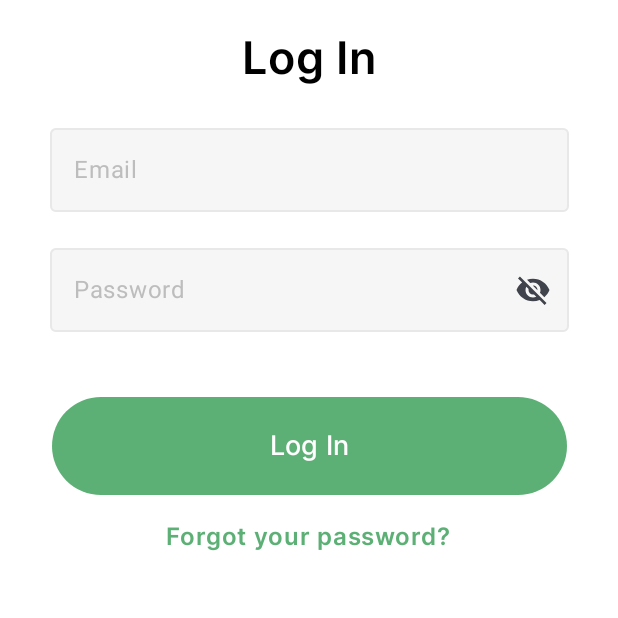
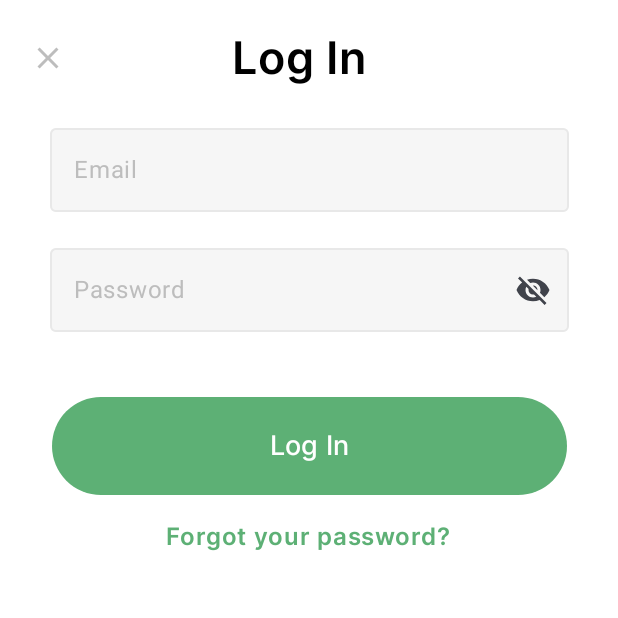
Before and after one commit to gabisponciano/EduApp, an Android app built with Jetpack Compose: the screen it shows after launch (MainActivity), after a tap on "Login", on a phone screen of 412 x 824 dp, the top half of it. Run offline under Robolectric (Android 15) with nearby library versions, the phone set to English and light mode, and no system bars.

Commit message:
other stange

```diff
--- a/app/src/main/java/com/example/educationapp/LogIn.kt
+++ b/app/src/main/java/com/example/educationapp/LogIn.kt
@@ -60,7 +60,7 @@ fun LogIn(navController: NavController){
             verticalArrangement = Arrangement.Center
 
         ){
-            HeaderLog(text = "Log In")
+            HeaderLog(text = "Log In",navController)
             OutlinedTextField(value = email,
                 onValueChange = {email = it},
                 label = { Text(text = ("Email"), color = TextFieldText) },
--- a/app/src/main/java/com/example/educationapp/components/ClassBox.kt
+++ b/app/src/main/java/com/example/educationapp/components/ClassBox.kt
@@ -63,7 +63,7 @@ fun Slider(customBoxes: List<CustomBox>,onAllChecked:() -> Unit){
             }
         }
     }
-    Spacer(modifier = Modifier.height(16.dp))
+
      if (allChecked){
          Button(onClick = onAllChecked,
              colors = ButtonDefaults.buttonColors(containerColor = Primary_Green),
@@ -97,6 +97,7 @@ fun BoxCheck(box: CustomBox, onCheckedChange:() -> Unit){
                     contentAlignment = Alignment.CenterEnd
                 ){
                     Checkbox(
+                        //Mudar aqui a implementção de quando estiver marcada vai sempre estar
                         checked = isChecked,
                         onCheckedChange = {
                             isChecked = it
--- a/app/src/main/java/com/example/educationapp/components/Header.kt
+++ b/app/src/main/java/com/example/educationapp/components/Header.kt
@@ -23,6 +23,7 @@ import androidx.compose.ui.Modifier
 import androidx.compose.ui.graphics.Color
 import androidx.compose.ui.text.font.Font
 import androidx.compose.ui.text.font.FontWeight
+import androidx.compose.ui.text.style.TextAlign
 import androidx.compose.ui.tooling.preview.Preview
 import androidx.compose.ui.unit.dp
 import androidx.compose.ui.unit.sp
@@ -33,17 +34,23 @@ import com.example.educationapp.ui.theme.Primary_Green
 import com.example.educationapp.ui.theme.TextFieldText
 
 @Composable
-fun HeaderLog(text:String ){
+fun HeaderLog(text:String,navController: NavController ){
     Box(modifier = Modifier
         .fillMaxWidth()
         .padding(20.dp),
-        contentAlignment = Alignment.Center
+
 
     )
     {
-        Column (horizontalAlignment = Alignment.CenterHorizontally){
+        Column (){
             Row(verticalAlignment = Alignment.CenterVertically){
-                Text(text, fontSize =30.sp, fontFamily = Inter, fontWeight = FontWeight.SemiBold)
+                Icon(imageVector = Icons.Default.Close,
+                    contentDescription = "",
+                    tint = TextFieldText,
+                    modifier = Modifier.clickable { navController.popBackStack() }
+                )
+                Spacer(modifier = Modifier.width(110.dp))
+                Text(text, fontSize =30.sp, fontFamily = Inter, fontWeight = FontWeight.SemiBold, textAlign = TextAlign.Center)
 
             }
 
@@ -65,15 +72,16 @@ fun HeaderSign(text: String, navController: NavController){
 
                 Icon(imageVector = Icons.Default.Close,
                     contentDescription = "",
-                    tint = TextFieldText
+                    tint = TextFieldText,
+                    modifier = Modifier.clickable { navController.popBackStack() }
                 )
                 Spacer(modifier = Modifier.width(94.69.dp))
-                Text(text, fontSize =30.sp, fontFamily = Inter, fontWeight = FontWeight.SemiBold)
+                Text(text, fontSize =30.sp, fontFamily = Inter, fontWeight = FontWeight.Medium)
                 Spacer(modifier = Modifier.width(67.dp))
                 Text(text = "Login",
                     fontSize = 16.sp,
                     fontFamily = Inter,
-                    fontWeight = FontWeight.SemiBold,
+                    fontWeight = FontWeight.Medium,
                     color = Primary_Green,
                     modifier = Modifier.clickable {
                         navController.navigate("login")
@@ -101,18 +109,18 @@ fun HeaderCourse(text: String, navController: NavController, title: String){
                 Text(text = title,
                     fontSize = 16.sp,
                     fontFamily = Inter,
-                    fontWeight = FontWeight.SemiBold,
+                    fontWeight = FontWeight.Medium,
                     color = Primary_Green,
                     modifier = Modifier.clickable {
                         navController.popBackStack()
                     })
-                Spacer(modifier = Modifier.width(83.dp))
+                Spacer(modifier = Modifier.width(80.dp))
                 Text(text, fontSize =30.sp, fontFamily = Inter, fontWeight = FontWeight.SemiBold)
-                Spacer(modifier = Modifier.width(79.dp))
+                Spacer(modifier = Modifier.width(76.dp))
                 Text(text = "Filter",
                     fontSize = 16.sp,
                     fontFamily = Inter,
-                    fontWeight = FontWeight.SemiBold,
+                    fontWeight = FontWeight.Medium,
                     color = Primary_Green,
                     modifier = Modifier.clickable {
                         navController.navigate("")
```
Also changed, not shown: app/src/main/java/com/example/educationapp/components/TextFieldUi.kt (added, +41 -0 lines).
